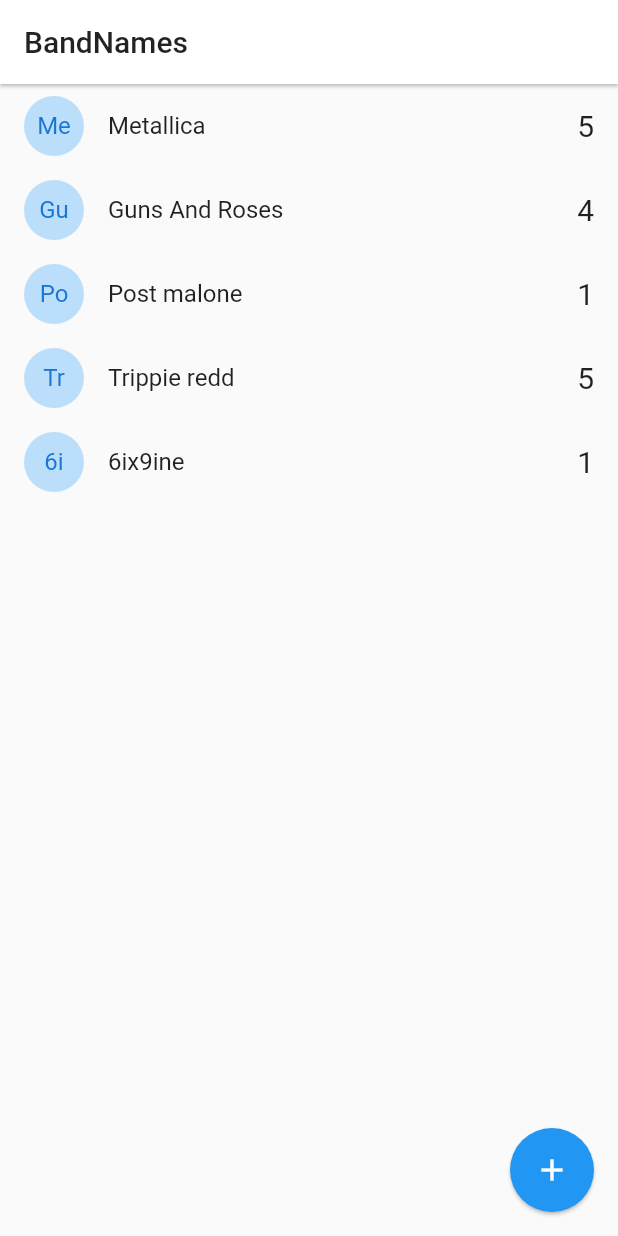
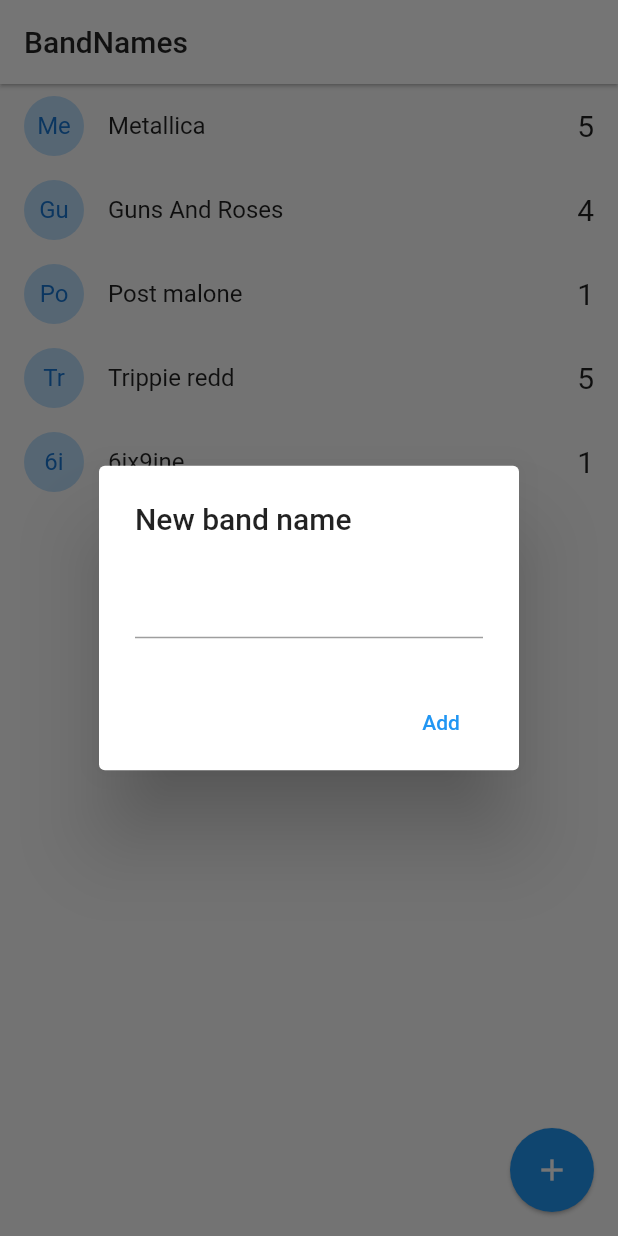
Before and after one commit to paulveliz/flutter-band-names, a Flutter app: the screen it shows after launch, after a tap on the "add" icon, on a phone screen of 412 x 824 dp. Run offline on Flutter 3.47's test engine with Material 2 defaults, Android fonts, the phone set to English and light mode, and no system bars.

Commit message:
Input Dialog & CupertinoDialog
- Utilizamos ambos widgets dependiendo el sistema actual & agrega,mos
una banda ala lista de bands.

```diff
--- a/lib/src/pages/home.dart
+++ b/lib/src/pages/home.dart
@@ -1,4 +1,7 @@
+import 'dart:io';
+
 import 'package:bandnamesapp/src/models/band.dart';
+import 'package:flutter/cupertino.dart';
 import 'package:flutter/material.dart';
 
 class Home extends StatefulWidget {
@@ -30,7 +33,7 @@ class _HomeState extends State<Home> {
       floatingActionButton: FloatingActionButton(
         child: Icon(Icons.add),
         elevation: 1,
-        onPressed: (){},
+        onPressed: addNewBand,
       ),
     );
   }
@@ -46,4 +49,64 @@ class _HomeState extends State<Home> {
         onTap: (){},
     );
   }
+
+  addNewBand(){
+    final textController = new TextEditingController();
+    if( Platform.isAndroid ){
+      showDialog(
+        context: context,
+        builder: ( context ) {
+          return AlertDialog(
+            title: Text('New band name'),
+            content: TextField(
+              controller: textController,
+            ),
+            actions: [
+              MaterialButton(
+                child: Text('Add'),
+                textColor: Colors.blue,
+                elevation: 5,
+                onPressed: () => addBandToList(textController.text)
+              )
+            ],
+          );
+        }
+      );
+    }else{
+      showCupertinoDialog(
+        context: context,
+        builder: (_){
+          return CupertinoAlertDialog(
+            title: Text('New band name:'),
+            content: CupertinoTextField(
+              controller: textController,
+            ),
+            actions: [
+              CupertinoDialogAction(
+                isDefaultAction: true,
+                child: Text('Add'),
+                onPressed: () => addBandToList(textController.text)
+              ),
+              CupertinoDialogAction(
+                isDestructiveAction: true,
+                child: Text('Dismiss'),
+                onPressed: () => Navigator.pop(context)
+              ),
+            ],
+          );
+        }
+      );
+    }
+  }
+
+  void addBandToList(String name){
+    if(name.length > 1){
+      this.bands.add(new Band(id: DateTime.now().toString(), name: name, votes: 4));
+      setState(() {});
+      Navigator.of(context).pop();
+    }else{
+      Navigator.of(context).pop();
+    }
+  }
+
 }
```
